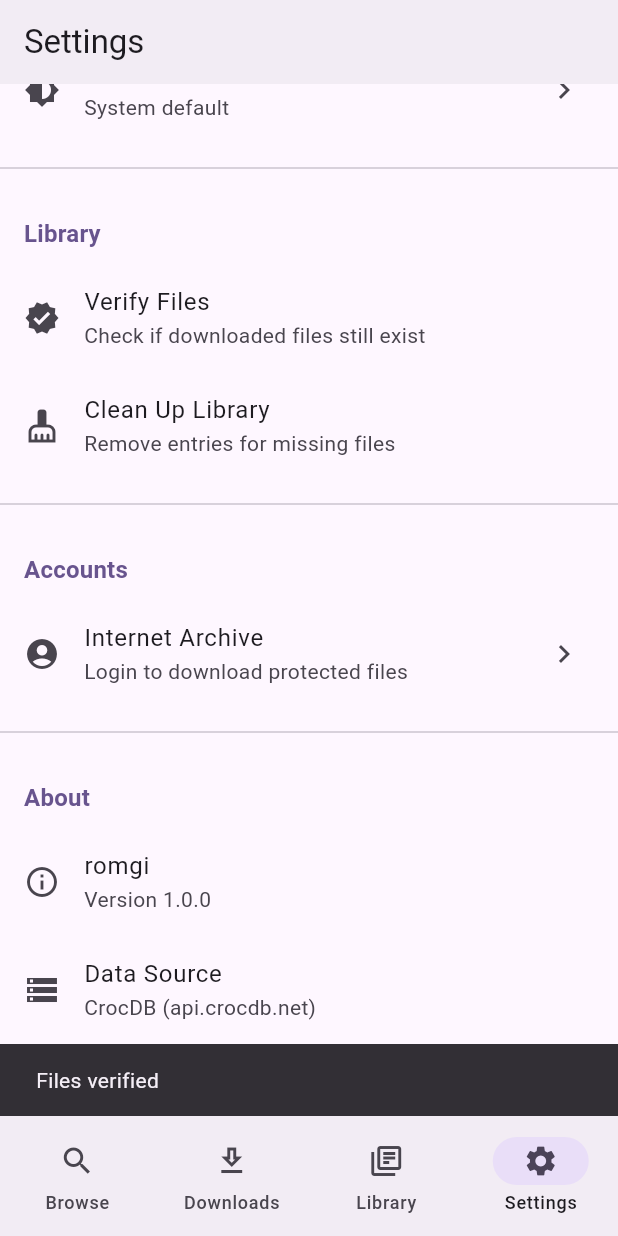
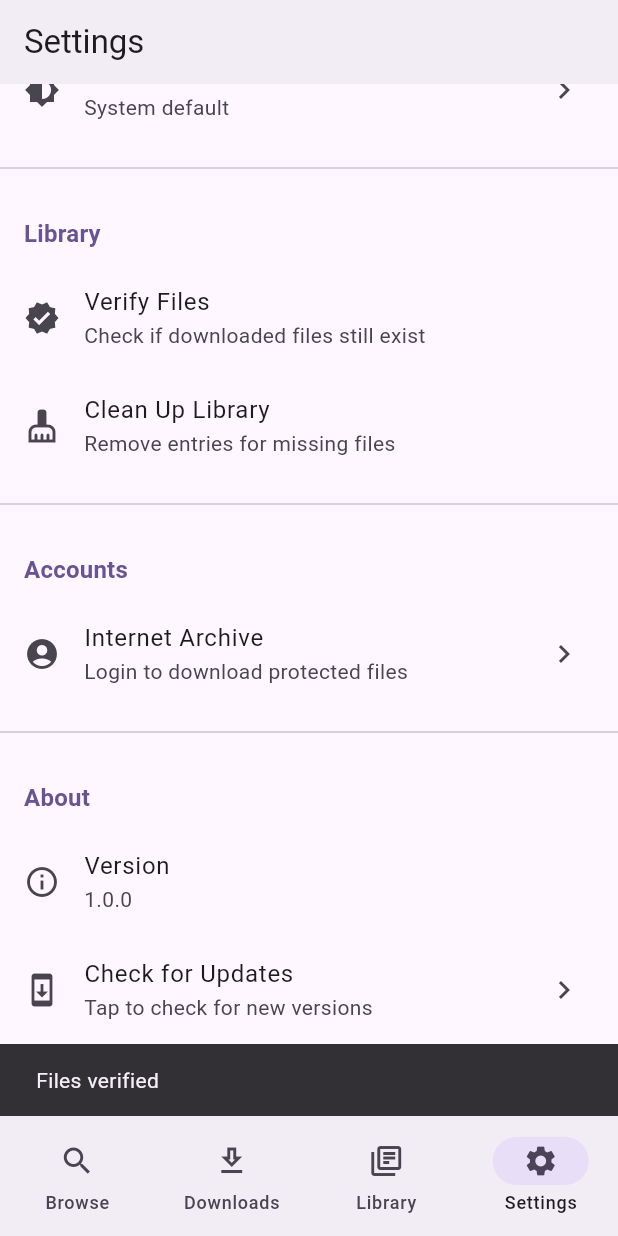
Before and after one commit to caprado/romgi, a Flutter app: the screen it shows after launch, item 4 of the bottom bar chosen, scrolled down 576 dp, after a tap on "Verify Files", on a phone screen of 412 x 824 dp. Run offline on Flutter 3.47's test engine with Material 3 defaults, Android fonts, the phone set to English and light mode, and no system bars; our stand-ins replace cached_network_image, dio, file_picker, flutter_local_notifications, flutter_riverpod, flutter_secure_storage and 6 more; missing offline and left inert: disk_space_plus, flutter_foreground_task; accounts and stored records are empty; network calls fail.

Commit message:
Implement update checking and management features, including background update checks, version display, and download functionality

```diff
--- a/lib/main.dart
+++ b/lib/main.dart
@@ -84,7 +84,37 @@ class _MainNavigationState extends ConsumerState<MainNavigation> {
       // Set up notification tap handler
       final notifications = ref.read(notificationServiceProvider);
       notifications.setOnTapCallback(_onNotificationTap);
+
+      // Check for app updates in the background
+      _checkForUpdates();
     });
+  }
+
+  Future<void> _checkForUpdates() async {
+    // Delay slightly to not interfere with app startup
+    await Future.delayed(const Duration(seconds: 2));
+    if (!mounted) return;
+
+    await ref.read(updateProvider.notifier).checkForUpdate();
+
+    // Show snackbar if update is available
+    final updateState = ref.read(updateProvider);
+    if (updateState.status == UpdateStatus.available && mounted) {
+      ScaffoldMessenger.of(context).showSnackBar(
+        SnackBar(
+          content: Text(
+            'Update available: v${updateState.availableUpdate?.version}',
+          ),
+          action: SnackBarAction(
+            label: 'Settings',
+            onPressed: () {
+              ref.read(navigationTabProvider.notifier).state = NavTab.settings;
+            },
+          ),
+          duration: const Duration(seconds: 5),
+        ),
+      );
+    }
   }
 
   Future<void> _requestStoragePermission() async {
--- a/lib/providers/providers.dart
+++ b/lib/providers/providers.dart
@@ -7,3 +7,4 @@ export 'platforms_provider.dart';
 export 'regions_provider.dart';
 export 'search_provider.dart';
 export 'settings_provider.dart';
+export 'update_provider.dart';
--- /dev/null
+++ b/lib/providers/update_provider.dart
@@ -0,0 +1,154 @@
+import 'package:dio/dio.dart';
+import 'package:flutter_riverpod/flutter_riverpod.dart';
+
+import '../services/update_service.dart';
+
+final updateServiceProvider = Provider<UpdateService>((ref) {
+  return UpdateService();
+});
+
+enum UpdateStatus {
+  idle,
+  checking,
+  available,
+  downloading,
+  readyToInstall,
+  error,
+}
+
+class UpdateState {
+  final UpdateStatus status;
+  final AppRelease? availableUpdate;
+  final double downloadProgress;
+  final String? downloadedApkPath;
+  final String? errorMessage;
+
+  const UpdateState({
+    this.status = UpdateStatus.idle,
+    this.availableUpdate,
+    this.downloadProgress = 0,
+    this.downloadedApkPath,
+    this.errorMessage,
+  });
+
+  UpdateState copyWith({
+    UpdateStatus? status,
+    AppRelease? availableUpdate,
+    double? downloadProgress,
+    String? downloadedApkPath,
+    String? errorMessage,
+    bool clearUpdate = false,
+    bool clearError = false,
+  }) {
+    return UpdateState(
+      status: status ?? this.status,
+      availableUpdate: clearUpdate ? null : (availableUpdate ?? this.availableUpdate),
+      downloadProgress: downloadProgress ?? this.downloadProgress,
+      downloadedApkPath: downloadedApkPath ?? this.downloadedApkPath,
+      errorMessage: clearError ? null : (errorMessage ?? this.errorMessage),
+    );
+  }
+}
+
+class UpdateNotifier extends StateNotifier<UpdateState> {
+  final UpdateService _service;
+  CancelToken? _downloadCancelToken;
+
+  UpdateNotifier(this._service) : super(const UpdateState());
+
+  Future<void> checkForUpdate() async {
+    state = state.copyWith(status: UpdateStatus.checking, clearError: true);
+
+    try {
+      final update = await _service.checkForUpdate();
+      if (update != null) {
+        state = state.copyWith(
+          status: UpdateStatus.available,
+          availableUpdate: update,
+        );
+      } else {
+        state = state.copyWith(status: UpdateStatus.idle, clearUpdate: true);
+      }
+    } catch (e) {
+      state = state.copyWith(
+        status: UpdateStatus.error,
+        errorMessage: 'Failed to check for updates',
+      );
+    }
+  }
+
+  Future<void> downloadUpdate() async {
+    final update = state.availableUpdate;
+    if (update == null || update.apkDownloadUrl == null) return;
+
+    _downloadCancelToken = CancelToken();
+    state = state.copyWith(status: UpdateStatus.downloading, downloadProgress: 0);
+
+    try {
+      final apkPath = await _service.downloadUpdate(
+        update,
+        onProgress: (received, total) {
+          if (total > 0) {
+            state = state.copyWith(downloadProgress: received / total);
+          }
+        },
+        cancelToken: _downloadCancelToken,
+      );
+
+      if (apkPath != null) {
+        state = state.copyWith(
+          status: UpdateStatus.readyToInstall,
+          downloadedApkPath: apkPath,
+          downloadProgress: 1.0,
+        );
+      } else {
+        state = state.copyWith(
+          status: UpdateStatus.error,
+          errorMessage: 'Download failed',
+        );
+      }
+    } on DioException catch (e) {
+      if (e.type == DioExceptionType.cancel) {
+        state = state.copyWith(status: UpdateStatus.available);
+      } else {
+        state = state.copyWith(
+          status: UpdateStatus.error,
+          errorMessage: 'Download failed: ${e.message}',
+        );
+      }
+    } catch (e) {
+      state = state.copyWith(
+        status: UpdateStatus.error,
+        errorMessage: 'Download failed',
+      );
+    } finally {
+      _downloadCancelToken = null;
+    }
+  }
+
+  void cancelDownload() {
+    _downloadCancelToken?.cancel();
+  }
+
+  Future<bool> installUpdate() async {
+    final apkPath = state.downloadedApkPath;
+    if (apkPath == null) return false;
+
+    return _service.installApk(apkPath);
+  }
+
+  void dismiss() {
+    state = state.copyWith(status: UpdateStatus.idle, clearUpdate: true);
+  }
+}
+
+final updateProvider = StateNotifierProvider<UpdateNotifier, UpdateState>((ref) {
+  final service = ref.watch(updateServiceProvider);
+  return UpdateNotifier(service);
+});
+
+/// Provider for current app version
+final currentVersionProvider = FutureProvider<String>((ref) async {
+  final service = ref.watch(updateServiceProvider);
+  return service.getCurrentVersion();
+});
--- a/lib/screens/settings_screen.dart
+++ b/lib/screens/settings_screen.dart
@@ -265,11 +265,9 @@ class SettingsScreen extends ConsumerWidget {
                 // About Section
                 _SectionHeader(title: 'About'),
 
-                const ListTile(
-                  leading: Icon(Icons.info_outline),
-                  title: Text('romgi'),
-                  subtitle: Text('Version 1.0.0'),
-                ),
+                const _VersionTile(),
+
+                const _UpdateTile(),
 
                 const ListTile(
                   leading: Icon(Icons.storage),
@@ -381,6 +379,160 @@ class _SectionHeader extends StatelessWidget {
   }
 }
 
+class _VersionTile extends ConsumerWidget {
+  const _VersionTile();
+
+  @override
+  Widget build(BuildContext context, WidgetRef ref) {
+    final versionAsync = ref.watch(currentVersionProvider);
+
+    return ListTile(
+      leading: const Icon(Icons.info_outline),
+      title: const Text('Version'),
+      subtitle: versionAsync.when(
+        loading: () => const Text('Loading...'),
+        error: (_, __) => const Text('Unknown'),
+        data: (version) => Text(version),
+      ),
+    );
+  }
+}
+
+class _UpdateTile extends ConsumerWidget {
+  const _UpdateTile();
+
+  @override
+  Widget build(BuildContext context, WidgetRef ref) {
+    final updateState = ref.watch(updateProvider);
+
+    return Column(
+      children: [
+        ListTile(
+          leading: Icon(
+            _getUpdateIcon(updateState.status),
+            color: _getUpdateColor(context, updateState.status),
+          ),
+          title: Text(_getUpdateTitle(updateState.status)),
+          subtitle: Text(_getUpdateSubtitle(updateState)),
+          trailing: _buildTrailingWidget(context, ref, updateState),
+          onTap: updateState.status == UpdateStatus.idle ||
+                  updateState.status == UpdateStatus.error
+              ? () => ref.read(updateProvider.notifier).checkForUpdate()
+              : null,
+        ),
+        if (updateState.status == UpdateStatus.downloading)
+          Padding(
+            padding: const EdgeInsets.symmetric(horizontal: 16),
+            child: LinearProgressIndicator(
+              value: updateState.downloadProgress,
+            ),
+          ),
+      ],
+    );
+  }
+
+  IconData _getUpdateIcon(UpdateStatus status) {
+    switch (status) {
+      case UpdateStatus.idle:
+        return Icons.system_update;
+      case UpdateStatus.checking:
+        return Icons.refresh;
+      case UpdateStatus.available:
+        return Icons.download;
+      case UpdateStatus.downloading:
+        return Icons.downloading;
+      case UpdateStatus.readyToInstall:
+        return Icons.install_mobile;
+      case UpdateStatus.error:
+        return Icons.error_outline;
+    }
+  }
+
+  Color? _getUpdateColor(BuildContext context, UpdateStatus status) {
+    switch (status) {
+      case UpdateStatus.available:
+      case UpdateStatus.readyToInstall:
+        return Theme.of(context).colorScheme.primary;
+      case UpdateStatus.error:
+        return Theme.of(context).colorScheme.error;
+      default:
+        return null;
+    }
+  }
+
+  String _getUpdateTitle(UpdateStatus status) {
+    switch (status) {
+      case UpdateStatus.idle:
+        return 'Check for Updates';
+      case UpdateStatus.checking:
+        return 'Checking for Updates...';
+      case UpdateStatus.available:
+        return 'Update Available';
+      case UpdateStatus.downloading:
+        return 'Downloading Update...';
+      case UpdateStatus.readyToInstall:
+        return 'Ready to Install';
+      case UpdateStatus.error:
+        return 'Update Check Failed';
+    }
+  }
+
+  String _getUpdateSubtitle(UpdateState state) {
+    switch (state.status) {
+      case UpdateStatus.idle:
+        return 'Tap to check for new versions';
+      case UpdateStatus.checking:
+        return 'Please wait...';
+      case UpdateStatus.available:
+        return 'Version ${state.availableUpdate?.version} is available';
+      case UpdateStatus.downloading:
+        final progress = (state.downloadProgress * 100).toInt();
+        return 'Downloading... $progress%';
+      case UpdateStatus.readyToInstall:
+        return 'Tap Install to update to ${state.availableUpdate?.version}';
+      case UpdateStatus.error:
+        return state.errorMessage ?? 'An error occurred';
+    }
+  }
+
+  Widget? _buildTrailingWidget(
+    BuildContext context,
+    WidgetRef ref,
+    UpdateState state,
+  ) {
+    switch (state.status) {
+      case UpdateStatus.checking:
+        return const SizedBox(
+          width: 24,
+          height: 24,
+          child: CircularProgressIndicator(strokeWidth: 2),
+        );
+      case UpdateStatus.available:
+        return ElevatedButton(
+          onPressed: () => ref.read(updateProvider.notifier).downloadUpdate(),
+          child: const Text('Download'),
+        );
+      case UpdateStatus.downloading:
+        return IconButton(
+          icon: const Icon(Icons.close),
+          onPressed: () => ref.read(updateProvider.notifier).cancelDownload(),
+        );
+      case UpdateStatus.readyToInstall:
+        return ElevatedButton(
+          onPressed: () => ref.read(updateProvider.notifier).installUpdate(),
+          child: const Text('Install'),
+        );
+      case UpdateStatus.error:
+        return IconButton(
+          icon: const Icon(Icons.refresh),
+          onPressed: () => ref.read(updateProvider.notifier).checkForUpdate(),
+        );
+      default:
+        return const Icon(Icons.chevron_right);
+    }
+  }
+}
+
 class _InternetArchiveAccountTile extends ConsumerWidget {
   @override
   Widget build(BuildContext context, WidgetRef ref) {
--- a/lib/services/services.dart
+++ b/lib/services/services.dart
@@ -3,3 +3,4 @@ export 'download_service.dart';
 export 'internet_archive_auth_service.dart';
 export 'notification_service.dart';
 export 'storage_service.dart';
+export 'update_service.dart';
--- /dev/null
+++ b/lib/services/update_service.dart
@@ -0,0 +1,162 @@
+import 'package:dio/dio.dart';
+import 'package:open_filex/open_filex.dart';
+import 'package:package_info_plus/package_info_plus.dart';
+import 'package:path_provider/path_provider.dart';
+
+class AppRelease {
+  final String version;
+  final String tagName;
+  final String? body;
+  final String? apkDownloadUrl;
+  final int? apkSize;
+  final DateTime publishedAt;
+
+  const AppRelease({
+    required this.version,
+    required this.tagName,
+    this.body,
+    this.apkDownloadUrl,
+    this.apkSize,
+    required this.publishedAt,
+  });
+
+  factory AppRelease.fromGitHubJson(Map<String, dynamic> json) {
+    // Find the APK asset
+    String? apkUrl;
+    int? apkSize;
+    final assets = json['assets'] as List<dynamic>? ?? [];
+    for (final asset in assets) {
+      final name = asset['name'] as String? ?? '';
+      if (name.endsWith('.apk')) {
+        apkUrl = asset['browser_download_url'] as String?;
+        apkSize = asset['size'] as int?;
+        break;
+      }
+    }
+
+    // Parse version from tag (remove 'v' prefix if present)
+    final tagName = json['tag_name'] as String? ?? '';
+    final version = tagName.startsWith('v') ? tagName.substring(1) : tagName;
+
+    return AppRelease(
+      version: version,
+      tagName: tagName,
+      body: json['body'] as String?,
+      apkDownloadUrl: apkUrl,
+      apkSize: apkSize,
+      publishedAt: DateTime.tryParse(json['published_at'] as String? ?? '') ??
+          DateTime.now(),
+    );
+  }
+}
+
+class UpdateService {
+  static const String _githubRepo = 'caprado/romgi';
+  static const String _releasesUrl =
+      'https://api.github.com/repos/$_githubRepo/releases/latest';
+
+  final Dio _dio;
+
+  UpdateService({Dio? dio}) : _dio = dio ?? Dio();
+
+  /// Get the current app version
+  Future<String> getCurrentVersion() async {
+    final packageInfo = await PackageInfo.fromPlatform();
+    return packageInfo.version;
+  }
+
+  /// Fetch the latest release from GitHub
+  Future<AppRelease?> getLatestRelease() async {
+    try {
+      final response = await _dio.get(
+        _releasesUrl,
+        options: Options(
+          headers: {
+            'Accept': 'application/vnd.github.v3+json',
+            'User-Agent': 'romgi-app',
+          },
+        ),
+      );
+
+      if (response.statusCode == 200 && response.data != null) {
+        return AppRelease.fromGitHubJson(response.data as Map<String, dynamic>);
+      }
+      return null;
+    } catch (e) {
+      return null;
+    }
+  }
+
+  /// Check if an update is available
+  Future<AppRelease?> checkForUpdate() async {
+    final currentVersion = await getCurrentVersion();
+    final latestRelease = await getLatestRelease();
+
+    if (latestRelease == null) return null;
+
+    if (_isNewerVersion(latestRelease.version, currentVersion)) {
+      return latestRelease;
+    }
+    return null;
+  }
+
+  /// Compare version strings (e.g., "1.0.1" > "1.0.0")
+  bool _isNewerVersion(String newVersion, String currentVersion) {
+    final newParts = newVersion.split('.').map((p) => int.tryParse(p) ?? 0).toList();
+    final currentParts = currentVersion.split('.').map((p) => int.tryParse(p) ?? 0).toList();
+
+    // Pad shorter list with zeros
+    while (newParts.length < currentParts.length) {
+      newParts.add(0);
+    }
+    while (currentParts.length < newParts.length) {
+      currentParts.add(0);
+    }
+
+    for (var i = 0; i < newParts.length; i++) {
+      if (newParts[i] > currentParts[i]) return true;
+      if (newParts[i] < currentParts[i]) return false;
+    }
+    return false;
+  }
+
+  /// Download the APK update
+  Future<String?> downloadUpdate(
+    AppRelease release, {
+    void Function(int received, int total)? onProgress,
+    CancelToken? cancelToken,
+  }) async {
+    if (release.apkDownloadUrl == null) return null;
+
+    try {
+      final tempDir = await getTemporaryDirectory();
+      final apkPath = '${tempDir.path}/romgi-${release.version}.apk';
+
+      await _dio.download(
+        release.apkDownloadUrl!,
+        apkPath,
+        onReceiveProgress: onProgress,
+        cancelToken: cancelToken,
+        options: Options(
+          headers: {
+            'User-Agent': 'romgi-app',
+          },
+        ),
+      );
+
+      return apkPath;
+    } catch (e) {
+      return null;
+    }
+  }
+
+  /// Install the downloaded APK
+  Future<bool> installApk(String apkPath) async {
+    try {
+      final result = await OpenFilex.open(apkPath);
+      return result.type == ResultType.done;
+    } catch (e) {
+      return false;
+    }
+  }
+}
--- a/pubspec.yaml
+++ b/pubspec.yaml
@@ -63,6 +63,9 @@ dependencies:
   # Open files with external apps
   open_filex: ^4.5.0
 
+  # Package info for version checking
+  package_info_plus: ^8.0.0
+
 dev_dependencies:
   flutter_test:
     sdk: flutter
```
Also changed, not shown: pubspec.lock.
